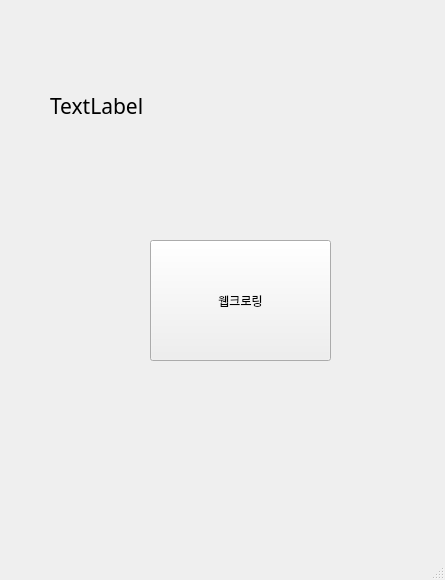
Qt form DemoForm3.ui (Giyoung-93/python0405) before a commit.
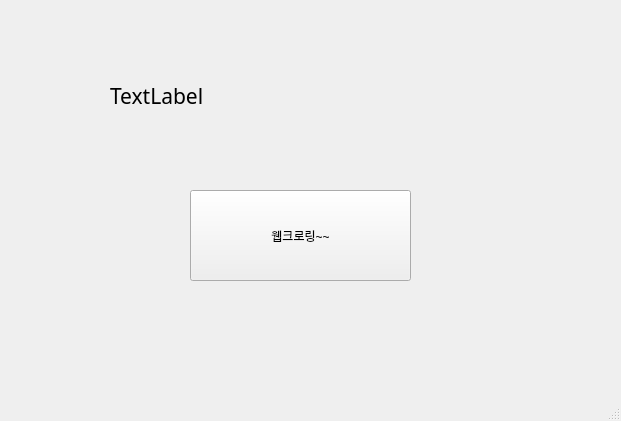
The same form after that commit.

Commit message: GUI 샘플

Diff of the .ui file:
```diff
--- a/DemoForm3.ui
+++ b/DemoForm3.ui
@@ -6,8 +6,8 @@
    <rect>
     <x>0</x>
     <y>0</y>
-    <width>445</width>
-    <height>580</height>
+    <width>621</width>
+    <height>421</height>
    </rect>
   </property>
   <property name="windowTitle">
@@ -17,31 +17,29 @@
    <widget class="QPushButton" name="pushButton">
     <property name="geometry">
      <rect>
-      <x>150</x>
-      <y>240</y>
-      <width>181</width>
-      <height>121</height>
+      <x>190</x>
+      <y>190</y>
+      <width>221</width>
+      <height>91</height>
      </rect>
     </property>
     <property name="text">
-     <string>웹크로링</string>
+     <string>웹크로링~~</string>
     </property>
    </widget>
    <widget class="QLabel" name="label">
     <property name="geometry">
      <rect>
-      <x>50</x>
-      <y>60</y>
-      <width>331</width>
+      <x>110</x>
+      <y>50</y>
+      <width>381</width>
       <height>91</height>
      </rect>
     </property>
     <property name="font">
      <font>
-      <family>굴림</family>
+      <family>굴림체</family>
       <pointsize>16</pointsize>
-      <weight>50</weight>
-      <bold>false</bold>
      </font>
     </property>
     <property name="text">
```
Left out of the diff: 14 changed lines with no effect on the pictures. The commit also changes 1 other file.
